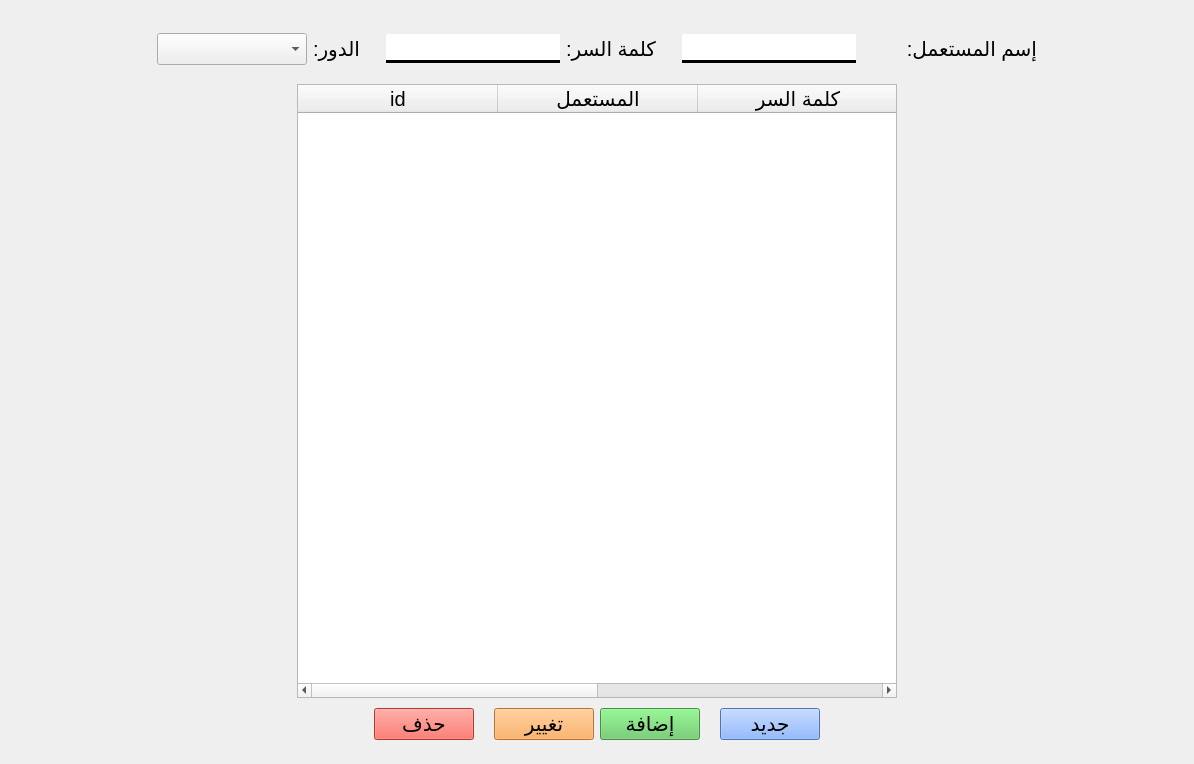
This is app/ui/others/user.ui in yahiab05/student-managment-v2.0 as Qt 5 draws it before an edit. The edited form follows.
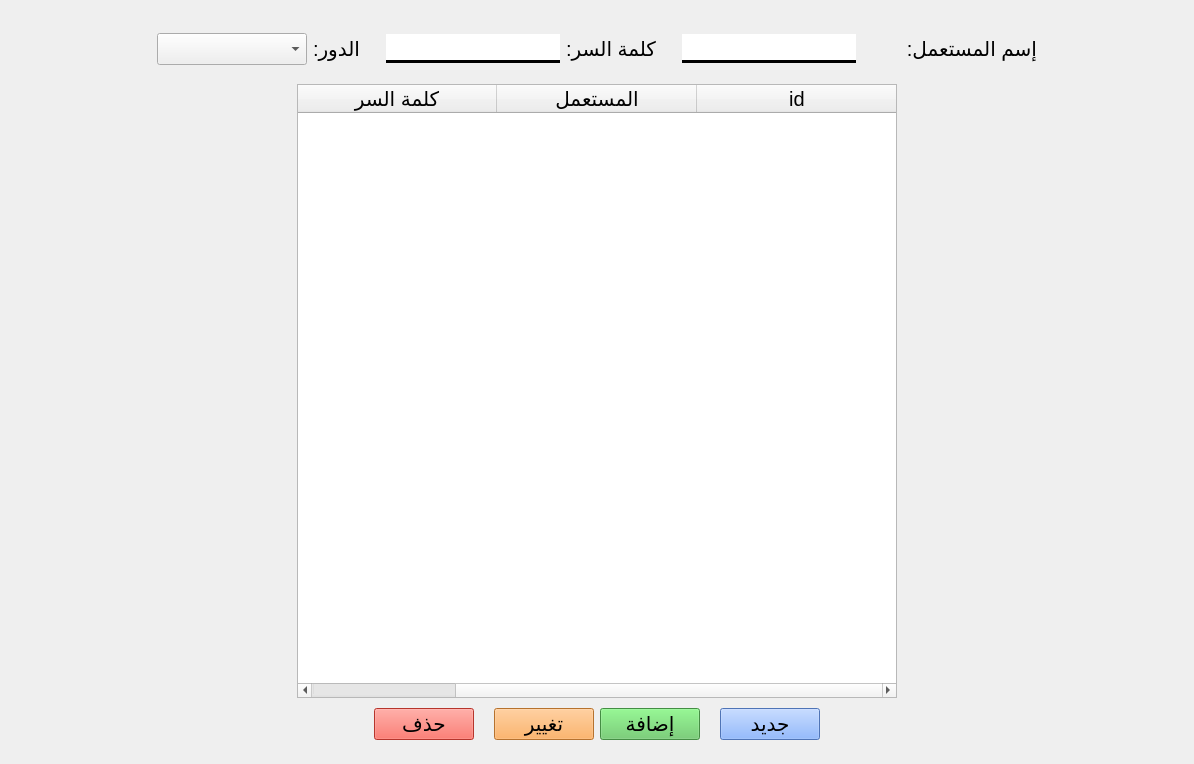
This is the edited form.

Patch:
```diff
--- a/app/ui/others/user.ui
+++ b/app/ui/others/user.ui
@@ -27,7 +27,7 @@
      </property>
      <layout class="QVBoxLayout" name="verticalLayout_2">
       <item>
-       <widget class="QFrame" name="">
+       <widget class="QFrame" name="frame">
         <layout class="QHBoxLayout" name="horizontalLayout_3">
          <item>
           <spacer name="horizontalSpacer_6">
@@ -260,7 +260,7 @@
             </font>
            </property>
            <property name="layoutDirection">
-            <enum>Qt::LeftToRight</enum>
+            <enum>Qt::RightToLeft</enum>
            </property>
            <property name="editTriggers">
             <set>QAbstractItemView::NoEditTriggers</set>
@@ -287,7 +287,7 @@
             <enum>QAbstractItemView::ScrollPerPixel</enum>
            </property>
            <property name="horizontalScrollMode">
-            <enum>QAbstractItemView::ScrollPerItem</enum>
+            <enum>QAbstractItemView::ScrollPerPixel</enum>
            </property>
            <property name="showGrid">
             <bool>false</bool>
```
